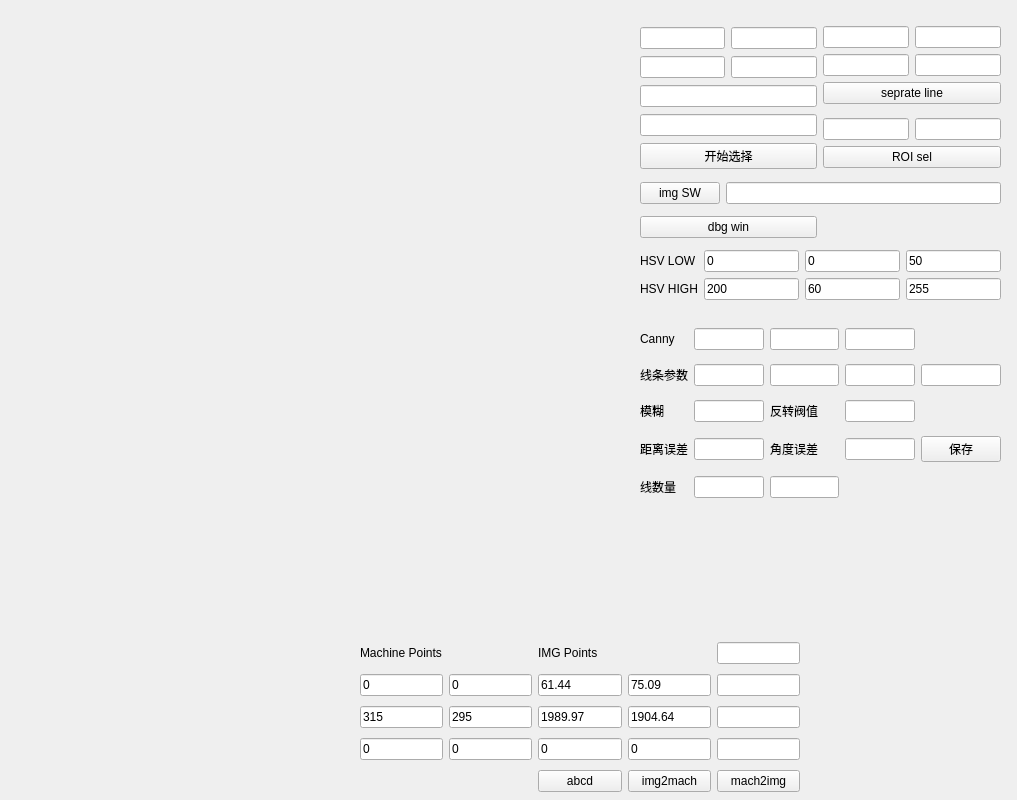
Above: imgwindow.ui from zouzichun/videoWirain before the change. Below: the same form after it.
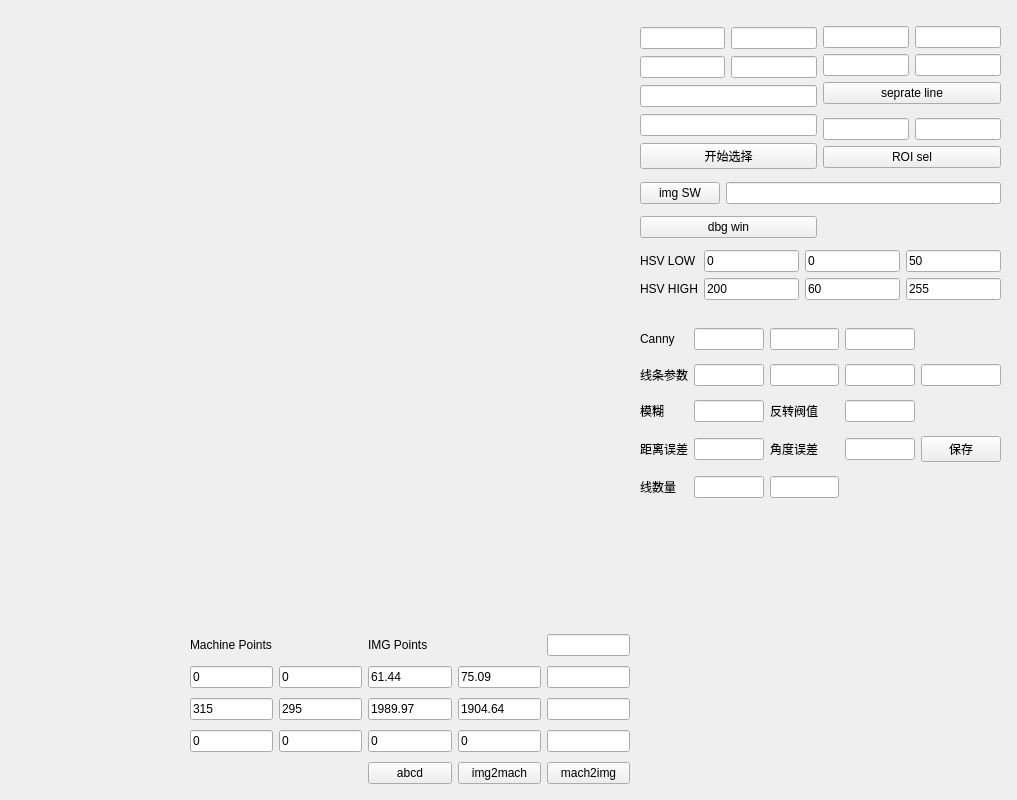
That is the form after the change.

Patch:
```diff
--- a/imgwindow.ui
+++ b/imgwindow.ui
@@ -16,8 +16,8 @@
   <widget class="QWidget" name="layoutWidget">
    <property name="geometry">
     <rect>
-     <x>360</x>
-     <y>638</y>
+     <x>190</x>
+     <y>630</y>
      <width>440</width>
      <height>161</height>
     </rect>
```
